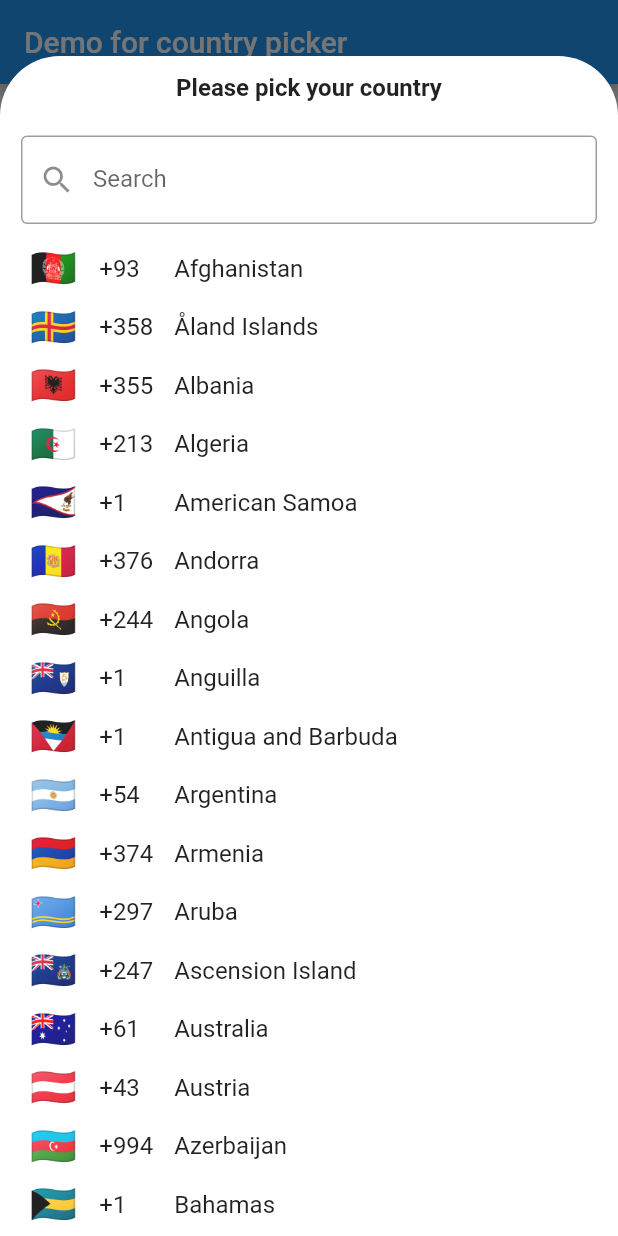
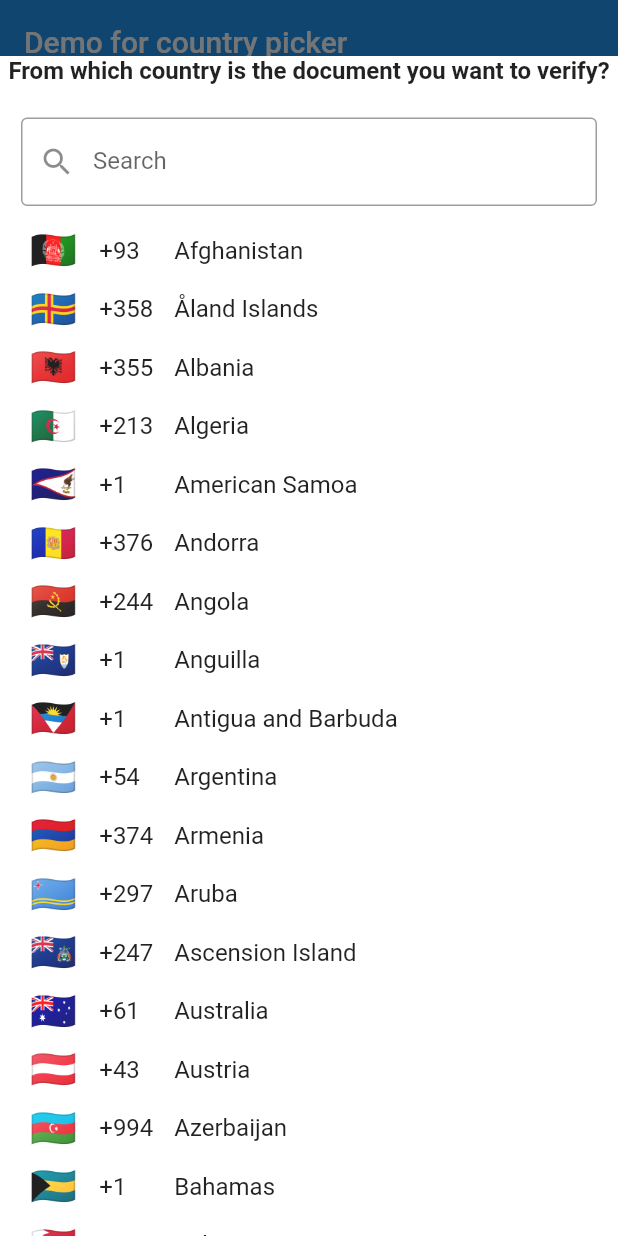
Before and after one commit to jimbertools/flutter-country-picker, a Flutter app: the screen it shows after launch, after a tap on "Show country picker", on a phone screen of 412 x 824 dp. Run offline on Flutter 3.47's test engine with Material 2 defaults, Android fonts, the phone set to English and light mode, and no system bars.

Commit message:
Country update

```diff
--- a/lib/src/country_list_bottom_sheet.dart
+++ b/lib/src/country_list_bottom_sheet.dart
@@ -65,7 +65,6 @@ Widget _builder(
     height: height,
     decoration: BoxDecoration(
       color: _backgroundColor,
-      borderRadius: _borderRadius,
     ),
     child: CountryListView(
       onSelect: onSelect,
--- a/lib/src/country_list_view.dart
+++ b/lib/src/country_list_view.dart
@@ -89,8 +89,7 @@ class _CountryListViewState extends State<CountryListView> {
 
     return Column(
       children: <Widget>[
-        const SizedBox(height: 12),
-        const Text('Please pick your country', style: TextStyle(fontWeight: FontWeight.bold, fontSize: 16)),
+        const Text('From which country is the document you want to verify?', style: TextStyle(fontWeight: FontWeight.bold, fontSize: 16)),
         const SizedBox(height: 12),
         Padding(
           padding: const EdgeInsets.symmetric(horizontal: 14, vertical: 10),
```
